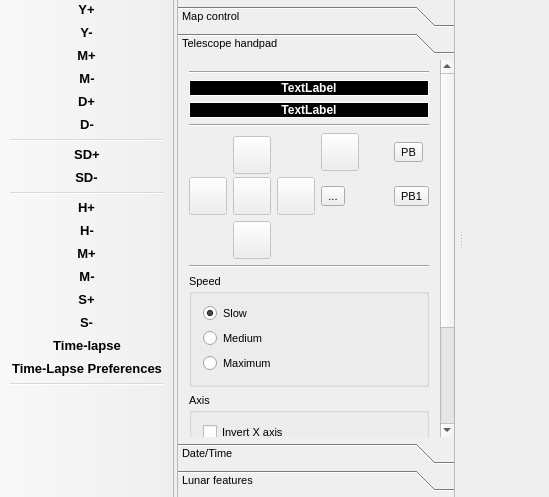
Old version of the form mainwindow.ui in the repository PavelMr/skytechx; both pictures show x 0 to 549 and y 205 to 702 of the 1189 by 803 pixel window.
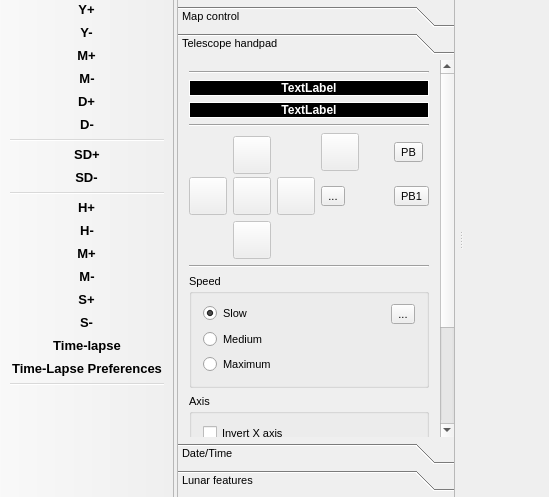
New version of the form. Icons and pictures are not drawn. Custom widgets are drawn as their Qt base class.

Patch:
```diff
--- a/mainwindow.ui
+++ b/mainwindow.ui
@@ -2518,7 +2518,7 @@
           <x>0</x>
           <y>0</y>
           <width>262</width>
-          <height>519</height>
+          <height>526</height>
          </rect>
         </property>
         <attribute name="label">
@@ -2853,6 +2853,8 @@
              </property>
              <layout class="QVBoxLayout" name="verticalLayout_13">
               <item>
+               <layout class="QHBoxLayout" name="horizontalLayout_17">
+                <item>
                <widget class="QRadioButton" name="rb_tp_1">
                 <property name="text">
                  <string>Slow</string>
@@ -2863,6 +2865,22 @@
                </widget>
               </item>
               <item>
+                 <widget class="QToolButton" name="toolButton_2">
+                  <property name="toolTip">
+                   <string>Settings</string>
+                  </property>
+                  <property name="text">
+                   <string>...</string>
+                  </property>
+                  <property name="icon">
+                   <iconset resource="resource.qrc">
+                    <normaloff>:/res/ico_process_all.png</normaloff>:/res/ico_process_all.png</iconset>
+                  </property>
+                 </widget>
+                </item>
+               </layout>
+              </item>
+              <item>
                <widget class="QRadioButton" name="rb_tp_2">
                 <property name="text">
                  <string>Medium</string>
```
Left out of the diff: 11 changed lines with no effect on the pictures. Lines whose indentation alone changed are shown as unchanged.
